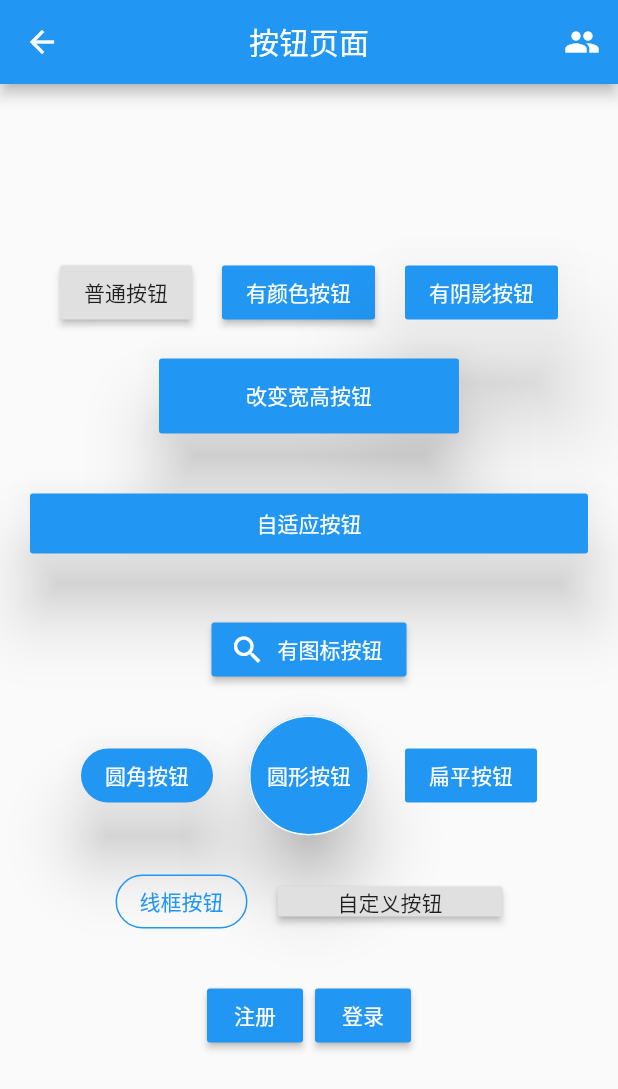
After one commit to HitaoLin/flutter_learning, a Flutter app: the screen it shows after launch, after a tap on "跳转到按钮页面", on a phone screen of 412 x 824 dp. The commit adds this screen. Shown: the top 1089 px of the screen. Run offline on Flutter 3.47's test engine with Material 2 defaults, Android fonts, the phone set to English and light mode, and no system bars; network calls fail.

Commit message:
version 0.0.3 常见按钮组件以及自定义按钮

```diff
--- /dev/null
+++ b/lib/Button.dart
@@ -0,0 +1,256 @@
+import 'package:flutter/material.dart';
+
+class ButtonPage extends StatefulWidget {
+  ButtonPage({Key key}) : super(key: key);
+
+  @override
+  State<StatefulWidget> createState() {
+    // TODO: implement createState
+    return ButtonPageState();
+  }
+}
+
+class ButtonPageState extends State<ButtonPage> {
+  @override
+  Widget build(BuildContext context) {
+    // TODO: implement build
+    return Scaffold(
+      appBar: AppBar(
+        title: Text('按钮页面'),
+        centerTitle: true,
+        actions: <Widget>[
+          IconButton(
+            icon: Icon(Icons.people),
+            onPressed: () {},
+          )
+        ],
+      ),
+      body: Column(
+        mainAxisAlignment: MainAxisAlignment.center,
+        children: <Widget>[
+          Row(
+            mainAxisAlignment: MainAxisAlignment.center,
+            children: <Widget>[
+              RaisedButton(
+                child: Text('普通按钮'),
+                onPressed: () {},
+              ),
+              SizedBox(
+                width: 20,
+              ),
+              RaisedButton(
+                color: Colors.blue,
+                textColor: Colors.white,
+                child: Text('有颜色按钮'),
+                onPressed: () {},
+              ),
+              SizedBox(
+                width: 20,
+              ),
+              RaisedButton(
+                elevation: 30,
+                //阴影效果
+                color: Colors.blue,
+                textColor: Colors.white,
+                child: Text('有阴影按钮'),
+                onPressed: () {},
+              ),
+            ],
+          ),
+          SizedBox(
+            height: 20,
+          ),
+          Row(
+            mainAxisAlignment: MainAxisAlignment.center,
+            children: <Widget>[
+              Container(
+                width: 200,
+                height: 50,
+                child: RaisedButton(
+                  elevation: 20,
+                  //阴影效果
+                  color: Colors.blue,
+                  textColor: Colors.white,
+                  child: Text('改变宽高按钮'),
+                  onPressed: () {
+                    print('改变宽高按钮');
+                  },
+                ),
+              )
+            ],
+          ),
+          SizedBox(
+            height: 20,
+          ),
+          Row(
+            mainAxisAlignment: MainAxisAlignment.center,
+            children: <Widget>[
+              Expanded(
+                child: Container(
+                  height: 40,
+                  margin: EdgeInsets.all(20),
+                  child: RaisedButton(
+                    elevation: 20,
+                    //阴影效果
+                    color: Colors.blue,
+                    textColor: Colors.white,
+                    child: Text('自适应按钮'),
+                    onPressed: () {
+                      print('自适应按钮');
+                    },
+                  ),
+                ),
+              ),
+            ],
+          ),
+          SizedBox(
+            height: 20,
+          ),
+          Row(
+            mainAxisAlignment: MainAxisAlignment.center,
+            children: <Widget>[
+              Column(
+                children: <Widget>[
+                  RaisedButton.icon(
+                      color: Colors.blue,
+                      textColor: Colors.white,
+                      onPressed: () {
+                        print('有图标按钮');
+                      },
+//                      onPressed:null,//禁止点击
+                      icon: Icon(Icons.search),
+                      label: Text('有图标按钮')),
+                ],
+              ),
+            ],
+          ),
+          SizedBox(
+            height: 20,
+          ),
+          Row(
+            mainAxisAlignment: MainAxisAlignment.center,
+            children: <Widget>[
+              RaisedButton(
+                elevation: 20,
+                color: Colors.blue,
+                textColor: Colors.white,
+                child: Text('圆角按钮'),
+                shape: RoundedRectangleBorder(
+                    borderRadius: BorderRadius.circular(20)),
+                onPressed: () {
+                  print('圆角按钮');
+                },
+              ),
+              SizedBox(
+                width: 20,
+              ),
+              Container(
+                height: 80,
+                child: RaisedButton(
+                  elevation: 20,
+                  color: Colors.blue,
+                  textColor: Colors.white,
+                  child: Text('圆形按钮'),
+                  shape: CircleBorder(side: BorderSide(color: Colors.white)),
+                  onPressed: () {
+                    print('圆形按钮');
+                  },
+                ),
+              ),
+              SizedBox(
+                width: 20,
+              ),
+              FlatButton(
+                color: Colors.blue,
+                textColor: Colors.white,
+                child: Text("扁平按钮"),
+                onPressed: () {
+                  print('扁平按钮');
+                },
+              )
+            ],
+          ),
+          SizedBox(
+            height: 20,
+          ),
+          Row(
+            mainAxisAlignment: MainAxisAlignment.center,
+            children: <Widget>[
+              OutlineButton(
+//                color: Colors.red,//没有效果（线框按钮是没有背景的）
+                textColor: Colors.blue,
+                borderSide: new BorderSide(color: Colors.blue),
+                //边框颜色
+                child: Text('线框按钮'),
+                shape: RoundedRectangleBorder(
+                    borderRadius: BorderRadius.circular(20)),
+                onPressed: () {
+                  print('线框按钮');
+                },
+              ),
+              SizedBox(
+                width: 20,
+              ),
+              MyButton(
+                text: '自定义按钮',
+                pressed: () {
+                  print('自定义按钮');
+                },
+                width: 150,
+                height: 20,
+              )
+            ],
+          ),
+          SizedBox(
+            height: 20,
+          ),
+          Row(
+            mainAxisAlignment: MainAxisAlignment.center,
+            children: <Widget>[
+              ButtonBar(
+                children: <Widget>[
+                  RaisedButton(
+                    color: Colors.blue,
+                    textColor: Colors.white,
+                    child: Text('注册'),
+                    onPressed: () {},
+                  ),
+                  RaisedButton(
+                    color: Colors.blue,
+                    textColor: Colors.white,
+                    child: Text('登录'),
+                    onPressed: () {},
+                  ),
+                ],
+              )
+            ],
+          ),
+        ],
+      ),
+    );
+  }
+}
+
+//自定义按钮组件
+class MyButton extends StatelessWidget {
+  final text;
+  final pressed;
+  final double width;
+  final double height;
+
+  MyButton(
+      {this.text = "", this.pressed = null, this.width = 80, this.height = 30});
+
+  @override
+  Widget build(BuildContext context) {
+    // TODO: implement build
+    return Container(
+      height: this.height,
+      width: this.width,
+      child: RaisedButton(
+        child: Text(this.text),
+        onPressed: this.pressed,
+      ),
+    );
+  }
+}
--- a/lib/pages/Tabs.dart
+++ b/lib/pages/Tabs.dart
@@ -120,9 +120,9 @@ class _TabState extends State<Tabs> {
               ),
               title: Text('用户中心'),
               onTap: (){
-                Navigator.of(context).pop();//隐藏侧边栏
-                Navigator.pushNamed(context, '/user');
-              },
+              Navigator.of(context).pop();//隐藏侧边栏
+              Navigator.pushNamed(context, '/user');
+            },
             ),
             Divider(),
             ListTile(
--- a/lib/pages/tabs/Category.dart
+++ b/lib/pages/tabs/Category.dart
@@ -16,13 +16,19 @@ class _CategoryPageState extends State<CategoryPage> {
       length: 2,
       child: Scaffold(
         appBar: AppBar(
+          automaticallyImplyLeading: false,//没有返回按钮
           title:TabBar(
             tabs: <Widget>[
               Tab(text: "热门",),
               Tab(text: "推荐",),
             ],
           ) ,
-//          bottom: ,
+//          bottom: TabBar(
+//            tabs: <Widget>[
+//              Tab(text: "热门",),
+//              Tab(text: "推荐",),
+//            ],
+//          ) ,
         ),
         body: TabBarView(
           children: <Widget>[
--- a/lib/pages/tabs/Home.dart
+++ b/lib/pages/tabs/Home.dart
@@ -59,6 +59,14 @@ class _HomePageState extends State<HomePage> {
               Navigator.pushNamed(context, '/tabBarController');
             },
           ),
+          RaisedButton(
+            color: Colors.blue,
+            textColor: Colors.white,
+            child: Text('跳转到按钮页面'),
+            onPressed: () {
+              Navigator.pushNamed(context, '/button');
+            },
+          ),
         ],
       ),
     );
--- a/lib/routes/Routes.dart
+++ b/lib/routes/Routes.dart
@@ -11,6 +11,7 @@ import '../pages/ProductInfo.dart';
 import '../AppBarDemo.dart';
 import '../TabBarController.dart';
 import '../User.dart';
+import '../Button.dart';
 
 //配置路由
 final routes = {
@@ -27,6 +28,7 @@ final routes = {
   '/appbar': (context) => AppBarDemoPage(),
   '/tabBarController': (context) => TabBarControllerPage(),
   '/user': (context) => UserPage(),
+  '/button': (context) => ButtonPage(),
 };
 
 //固定写法
```
